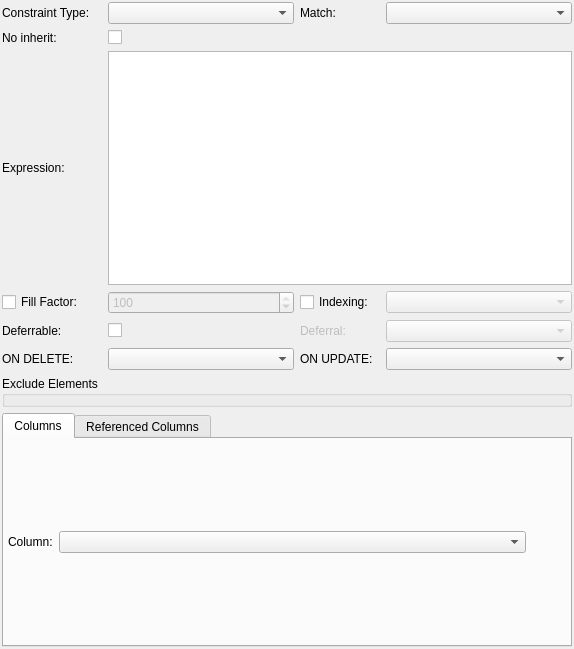
Qt form libs/libgui/ui/dbobjects/constraintwidget.ui (pgmodeler/pgmodeler) before a commit.
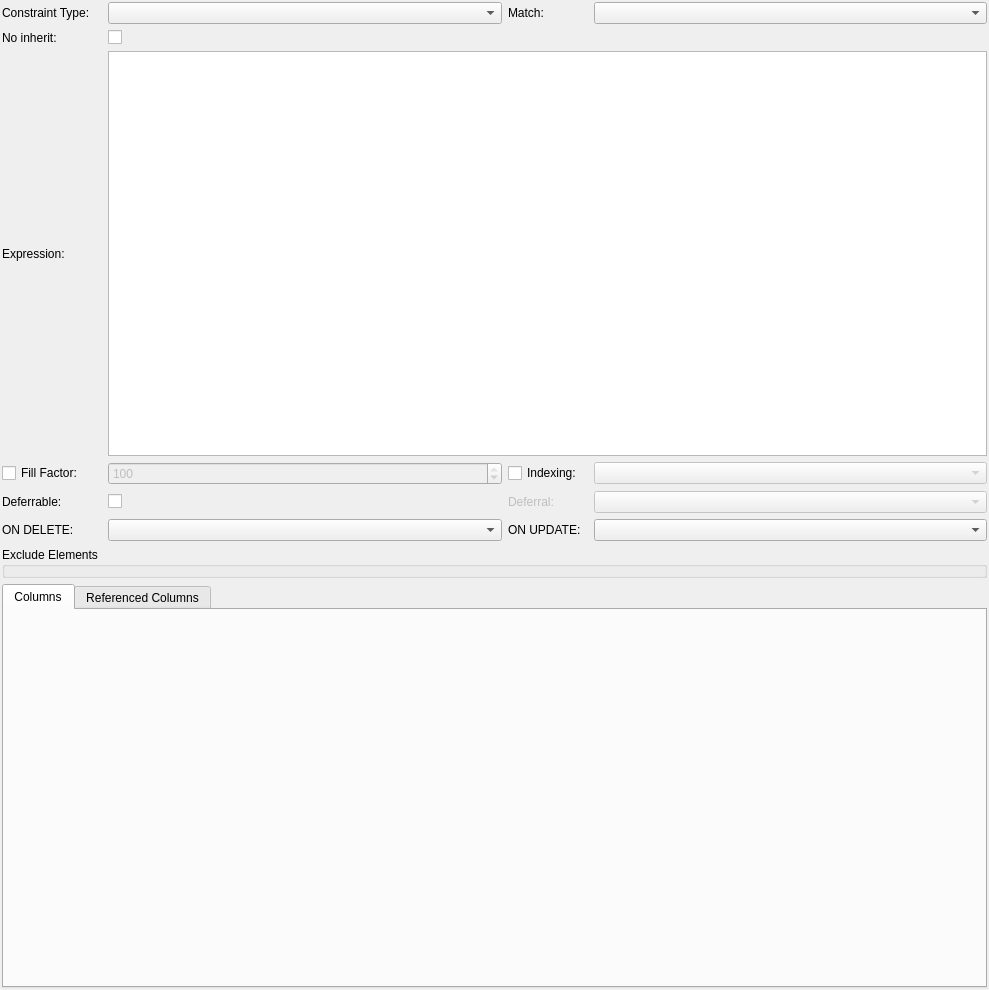
The same form after that commit.

Patch:
```diff
--- a/libs/libgui/ui/dbobjects/constraintwidget.ui
+++ b/libs/libgui/ui/dbobjects/constraintwidget.ui
@@ -6,8 +6,8 @@
    <rect>
     <x>0</x>
     <y>0</y>
-    <width>574</width>
-    <height>649</height>
+    <width>989</width>
+    <height>990</height>
    </rect>
   </property>
   <property name="minimumSize">
@@ -352,68 +352,6 @@
       <attribute name="title">
        <string>Columns</string>
       </attribute>
-      <layout class="QGridLayout" name="gridLayout">
-       <property name="leftMargin">
-        <number>4</number>
-       </property>
-       <property name="topMargin">
-        <number>4</number>
-       </property>
-       <property name="rightMargin">
-        <number>4</number>
-       </property>
-       <property name="bottomMargin">
-        <number>4</number>
-       </property>
-       <property name="spacing">
-        <number>6</number>
-       </property>
-       <item row="0" column="0">
-        <widget class="QLabel" name="column_lbl">
-         <property name="sizePolicy">
-          <sizepolicy hsizetype="Fixed" vsizetype="Fixed">
-           <horstretch>0</horstretch>
-           <verstretch>0</verstretch>
-          </sizepolicy>
-         </property>
-         <property name="text">
-          <string>Column:</string>
-         </property>
-        </widget>
-       </item>
-       <item row="0" column="1">
-        <widget class="QComboBox" name="column_cmb">
-         <property name="sizePolicy">
-          <sizepolicy hsizetype="Preferred" vsizetype="Fixed">
-           <horstretch>0</horstretch>
-           <verstretch>0</verstretch>
-          </sizepolicy>
-         </property>
-         <property name="minimumSize">
-          <size>
-           <width>180</width>
-           <height>0</height>
-          </size>
-         </property>
-        </widget>
-       </item>
-       <item row="0" column="2">
-        <spacer name="horizontalSpacer">
-         <property name="orientation">
-          <enum>Qt::Horizontal</enum>
-         </property>
-         <property name="sizeType">
-          <enum>QSizePolicy::Preferred</enum>
-         </property>
-         <property name="sizeHint" stdset="0">
-          <size>
-           <width>40</width>
-           <height>20</height>
-          </size>
-         </property>
-        </spacer>
-       </item>
-      </layout>
      </widget>
      <widget class="QWidget" name="tab_2">
       <property name="sizePolicy">
```
Left out of the diff: 59 changed lines with no effect on the pictures.
